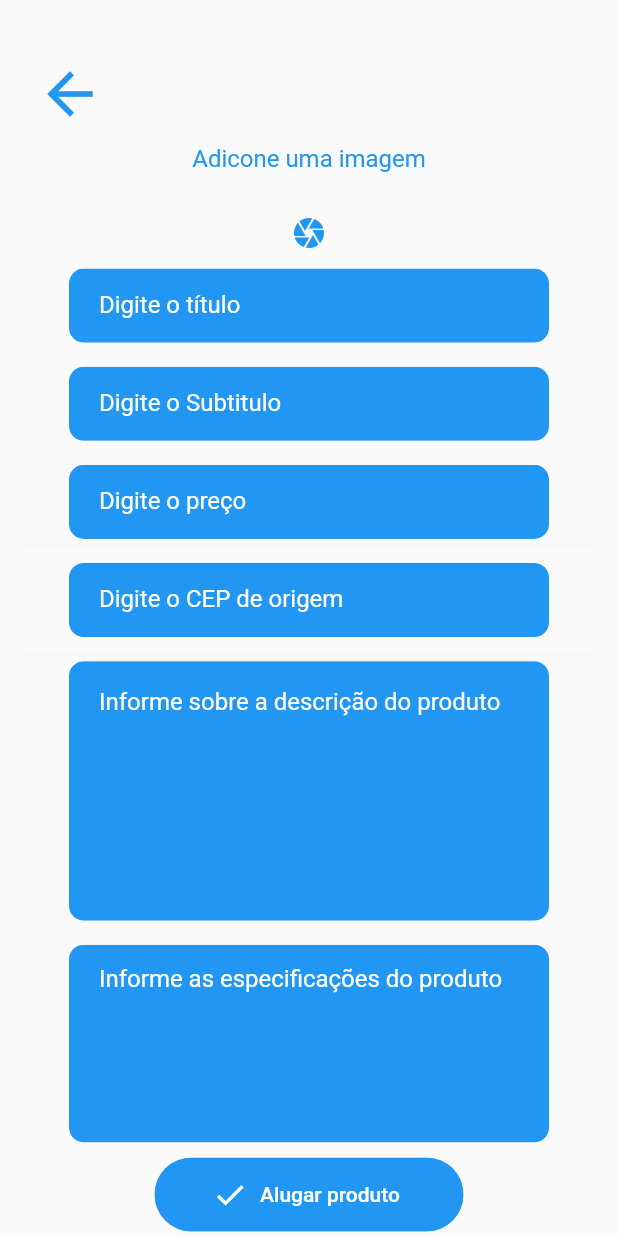
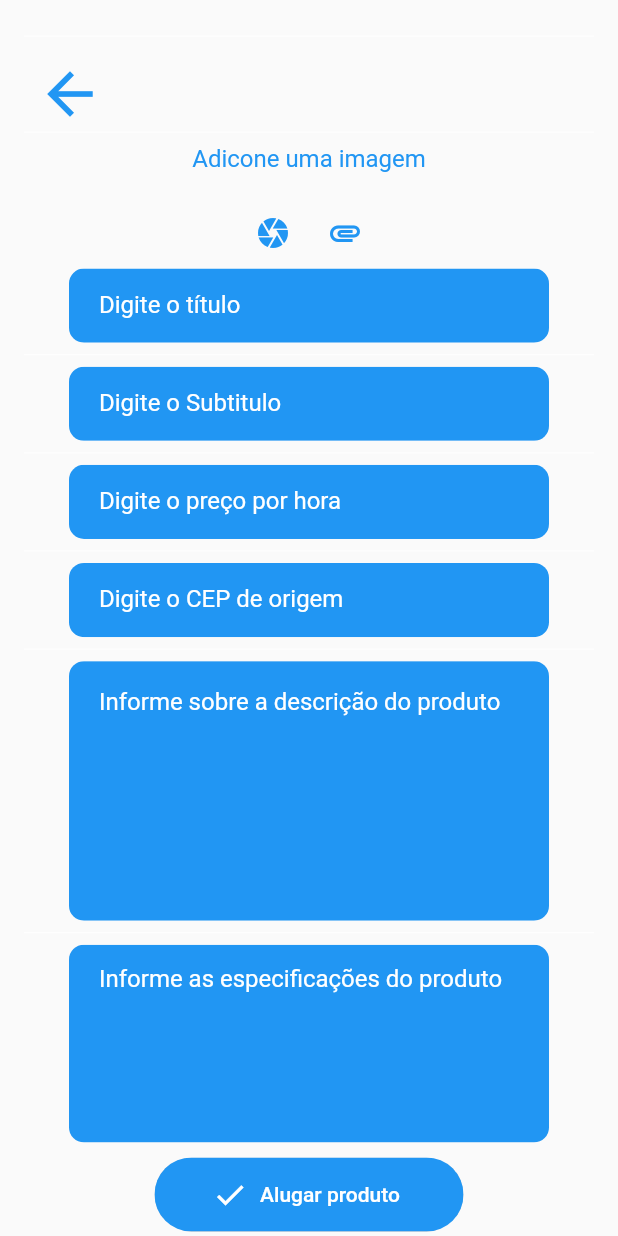
Before and after one commit to Megahack-LINGER/mobile, a Flutter app: the Nav screen opened directly, after a tap on "Criar anúncio", on a phone screen of 412 x 824 dp. Run offline on Flutter 3.47's test engine with Material 2 defaults, Android fonts, the phone set to English and light mode, and no system bars; our stand-ins replace carousel_slider, cloud_firestore, firebase_auth, firebase_core, firebase_storage, geolocator and 3 more; missing offline and left inert: geocoder, sigepweb, simple_splashscreen; accounts and stored records are empty; network calls fail.

```diff
--- a/lib/src/Nav.dart
+++ b/lib/src/Nav.dart
@@ -68,8 +68,8 @@ class _NavState extends State<Nav> {
             });
           },
           items: [
-            BottomNavigationBarItem(icon: Icon(Icons.home), label: "Home"),
-            BottomNavigationBarItem(icon: Icon(Icons.person), label: "User")
+            BottomNavigationBarItem(icon: Icon(Icons.home), label: "Início"),
+            BottomNavigationBarItem(icon: Icon(Icons.person), label: "Perfil")
           ]),
     );
   }
--- a/lib/src/auth/Cadastro.dart
+++ b/lib/src/auth/Cadastro.dart
@@ -67,10 +67,9 @@ class _CadastroState extends State<Cadastro> {
           child: Column(
             crossAxisAlignment: CrossAxisAlignment.center,
             children: [
-              Image.network(
-                "https://cdn.discordapp.com/attachments/769682105948438601/775794281654779914/SPOILER_LINGER_VETOR.png",
+              Image.asset(
+                "assets/images/LINGER_VETOR.png",
               ),
-              Divider(color: Colors.white),
               Container(
                 padding: EdgeInsets.all(16),
                 child: Column(
--- a/lib/src/pages/home/Home.dart
+++ b/lib/src/pages/home/Home.dart
@@ -337,11 +337,15 @@ class _HomeState extends State<Home> {
               ),
               onRefresh: GetProduct().getProducts);
         } else if (snapshot.connectionState == ConnectionState.waiting) {
-          return Center(
+          return Padding(
+            padding: EdgeInsets.only(
+                top: size.height * 0.5, left: size.width * 0.45),
             child: CircularProgressIndicator(),
           );
         } else {
-          return Center(
+          return Padding(
+            padding:
+                EdgeInsets.only(top: size.height * 0.5, left: size.width * 0.5),
             child: Text("Erro"),
           );
         }
--- a/lib/src/pages/home/widgets/CreateProduct.dart
+++ b/lib/src/pages/home/widgets/CreateProduct.dart
@@ -21,7 +21,6 @@ class _CreateProductState extends State<CreateProduct> {
   TextEditingController _subtitleController = TextEditingController();
   TextEditingController _describeController = TextEditingController();
   TextEditingController _priceController = TextEditingController();
-  TextEditingController _weightController = TextEditingController();
   TextEditingController _cepOrigemController = TextEditingController();
   TextEditingController _especificationController = TextEditingController();
 
@@ -118,12 +117,22 @@ class _CreateProductState extends State<CreateProduct> {
                                     color: Colors.blue, fontSize: 16)),
                           )
                         : Text(""),
-                    Center(
-                      child: IconButton(
-                          icon: Icon(Icons.camera, color: Colors.blue),
-                          onPressed: () async {
-                            await image();
-                          }),
+                    Row(
+                      mainAxisAlignment: MainAxisAlignment.center,
+                      children: [
+                        IconButton(
+                            tooltip: "Adicionar Imagem da camerâ",
+                            icon: Icon(Icons.camera, color: Colors.blue),
+                            onPressed: () async {
+                              await image();
+                            }),
+                        IconButton(
+                            tooltip: "Adicionar Imagem da galeria",
+                            icon: Icon(Icons.attachment, color: Colors.blue),
+                            onPressed: () async {
+                              await galery();
+                            }),
+                      ],
                     ),
                     formulario(
                         "Digite o título",
@@ -144,7 +153,7 @@ class _CreateProductState extends State<CreateProduct> {
                         size.height * 0.06),
                     Divider(color: Colors.white),
                     formulario(
-                        "Digite o preço",
+                        "Digite o preço por hora",
                         1,
                         _priceController,
                         TextInputType.number,
--- a/lib/src/pages/home/widgets/Product.dart
+++ b/lib/src/pages/home/widgets/Product.dart
@@ -75,7 +75,7 @@ class _ProductState extends State<Product> {
             //------------ end 3 icons
             Positioned(
                 top: size.height * 0.1,
-                left: size.width * 0.15,
+                left: size.width * 0.2,
                 child: Container(
                   padding: EdgeInsets.all(8),
                   width: size.width * 0.1,
```
Also changed, not shown: lib/src/auth/Login.dart (+15 -5 lines), 2 other files.
